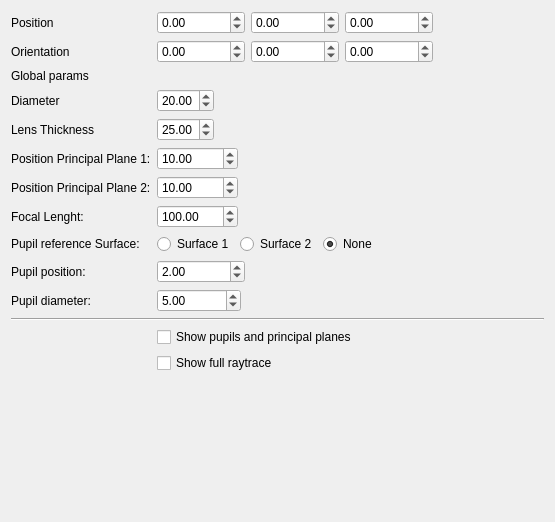
Above: freecad/pyoptools/GUI/IdealThickLens.ui from cihologramas/freecad-pyoptools before the change. Below: the same form after it.
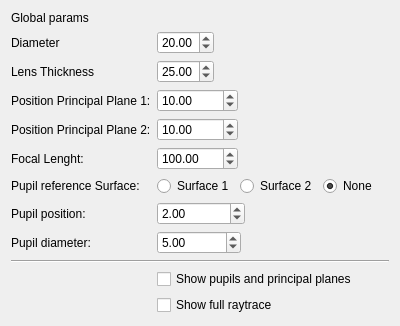
That is the form after the change.

Commit message:
Using the positionWidget
All the optical components are using now the position widget.

What changed in the file:
```diff
--- a/freecad/pyoptools/GUI/IdealThickLens.ui
+++ b/freecad/pyoptools/GUI/IdealThickLens.ui
@@ -1,13 +1,13 @@
 <?xml version="1.0" encoding="UTF-8"?>
 <ui version="4.0">
- <class>Dialog</class>
- <widget class="QDialog" name="Dialog">
+ <class>Form</class>
+ <widget class="QWidget" name="Form">
   <property name="geometry">
    <rect>
     <x>0</x>
     <y>0</y>
-    <width>555</width>
-    <height>522</height>
+    <width>400</width>
+    <height>300</height>
    </rect>
   </property>
   <property name="windowTitle">
@@ -23,133 +23,48 @@
       <enum>QFormLayout::ExpandingFieldsGrow</enum>
      </property>
      <item row="0" column="0">
-      <widget class="QLabel" name="label_10">
-       <property name="text">
-        <string>Position</string>
-       </property>
-      </widget>
-     </item>
-     <item row="0" column="1">
-      <layout class="QHBoxLayout" name="horizontalLayout_3">
-       <item>
-        <widget class="QDoubleSpinBox" name="Xpos">
-         <property name="minimum">
-          <double>-1000000.000000000000000</double>
-         </property>
-         <property name="maximum">
-          <double>1000000.000000000000000</double>
-         </property>
-        </widget>
-       </item>
-       <item>
-        <widget class="QDoubleSpinBox" name="Ypos">
-         <property name="minimum">
-          <double>-1000000.000000000000000</double>
-         </property>
-         <property name="maximum">
-          <double>1000000.000000000000000</double>
-         </property>
-        </widget>
-       </item>
-       <item>
-        <widget class="QDoubleSpinBox" name="Zpos">
-         <property name="minimum">
-          <double>-1000000.000000000000000</double>
-         </property>
-         <property name="maximum">
-          <double>1000000.000000000000000</double>
-         </property>
-        </widget>
-       </item>
-      </layout>
-     </item>
-     <item row="1" column="0">
-      <widget class="QLabel" name="label_7">
-       <property name="text">
-        <string>Orientation</string>
-       </property>
-      </widget>
-     </item>
-     <item row="1" column="1">
-      <layout class="QHBoxLayout" name="horizontalLayout">
-       <item>
-        <widget class="QDoubleSpinBox" name="Xrot">
-         <property name="minimum">
-          <double>-1000000.000000000000000</double>
-         </property>
-         <property name="maximum">
-          <double>1000000.000000000000000</double>
-         </property>
-        </widget>
-       </item>
-       <item>
-        <widget class="QDoubleSpinBox" name="Yrot">
-         <property name="minimum">
-          <double>-1000000.000000000000000</double>
-         </property>
-         <property name="maximum">
-          <double>1000000.000000000000000</double>
-         </property>
-         <property name="value">
-          <double>0.000000000000000</double>
-         </property>
-        </widget>
-       </item>
-       <item>
-        <widget class="QDoubleSpinBox" name="Zrot">
-         <property name="minimum">
-          <double>-1000000.000000000000000</double>
-         </property>
-         <property name="maximum">
-          <double>1000000.000000000000000</double>
-         </property>
-        </widget>
-       </item>
-      </layout>
-     </item>
-     <item row="2" column="0">
       <widget class="QLabel" name="label_11">
        <property name="text">
         <string>Global params</string>
        </property>
       </widget>
      </item>
-     <item row="3" column="0">
+     <item row="1" column="0">
       <widget class="QLabel" name="label_2">
        <property name="text">
         <string>Diameter</string>
        </property>
       </widget>
      </item>
-     <item row="3" column="1">
+     <item row="1" column="1">
       <widget class="QDoubleSpinBox" name="D">
        <property name="value">
         <double>20.000000000000000</double>
        </property>
       </widget>
      </item>
-     <item row="4" column="0">
+     <item row="2" column="0">
       <widget class="QLabel" name="label_18">
        <property name="text">
         <string>Lens Thickness</string>
        </property>
       </widget>
      </item>
-     <item row="4" column="1">
+     <item row="2" column="1">
       <widget class="QDoubleSpinBox" name="Thk">
        <property name="value">
         <double>25.000000000000000</double>
        </property>
       </widget>
      </item>
-     <item row="5" column="0">
+     <item row="3" column="0">
       <widget class="QLabel" name="label">
        <property name="text">
         <string>Position Principal Plane 1:</string>
        </property>
       </widget>
      </item>
-     <item row="5" column="1">
+     <item row="3" column="1">
       <widget class="QDoubleSpinBox" name="PP1">
        <property name="decimals">
         <number>2</number>
@@ -165,14 +80,14 @@
        </property>
       </widget>
      </item>
-     <item row="6" column="0">
+     <item row="4" column="0">
       <widget class="QLabel" name="label_14">
        <property name="text">
         <string>Position Principal Plane 2:</string>
        </property>
       </widget>
      </item>
-     <item row="6" column="1">
+     <item row="4" column="1">
       <widget class="QDoubleSpinBox" name="PP2">
        <property name="decimals">
         <number>2</number>
@@ -188,14 +103,14 @@
        </property>
       </widget>
      </item>
-     <item row="7" column="0">
+     <item row="5" column="0">
       <widget class="QLabel" name="label_17">
        <property name="text">
         <string>Focal Lenght:</string>
        </property>
       </widget>
      </item>
-     <item row="7" column="1">
+     <item row="5" column="1">
       <widget class="QDoubleSpinBox" name="f">
        <property name="minimum">
         <double>-10000.000000000000000</double>
@@ -208,14 +123,49 @@
        </property>
       </widget>
      </item>
-     <item row="9" column="0">
+     <item row="6" column="0">
+      <widget class="QLabel" name="label_5">
+       <property name="text">
+        <string>Pupil reference Surface:</string>
+       </property>
+      </widget>
+     </item>
+     <item row="6" column="1">
+      <layout class="QHBoxLayout" name="horizontalLayout_2">
+       <item>
+        <widget class="QRadioButton" name="RefSurf1">
+         <property name="text">
+          <string>Surface 1</string>
+         </property>
+        </widget>
+       </item>
+       <item>
+        <widget class="QRadioButton" name="RefSurf2">
+         <property name="text">
+          <string>Surface 2</string>
+         </property>
+        </widget>
+       </item>
+       <item>
+        <widget class="QRadioButton" name="RefSurfNone">
+         <property name="text">
+          <string>None</string>
+         </property>
+         <property name="checked">
+          <bool>true</bool>
+         </property>
+        </widget>
+       </item>
+      </layout>
+     </item>
+     <item row="7" column="0">
       <widget class="QLabel" name="label_3">
        <property name="text">
         <string>Pupil position:</string>
        </property>
       </widget>
      </item>
-     <item row="9" column="1">
+     <item row="7" column="1">
       <widget class="QDoubleSpinBox" name="PupPos">
        <property name="minimum">
         <double>-1000000.000000000000000</double>
@@ -228,14 +178,14 @@
        </property>
       </widget>
      </item>
-     <item row="10" column="0">
+     <item row="8" column="0">
       <widget class="QLabel" name="label_4">
        <property name="text">
         <string>Pupil diameter:</string>
        </property>
       </widget>
      </item>
-     <item row="10" column="1">
+     <item row="8" column="1">
       <widget class="QDoubleSpinBox" name="PupD">
        <property name="minimum">
         <double>0.000000000000000</double>
@@ -248,71 +198,27 @@
        </property>
       </widget>
      </item>
-     <item row="11" column="0" colspan="2">
+     <item row="9" column="0" colspan="2">
       <widget class="Line" name="line">
        <property name="orientation">
         <enum>Qt::Horizontal</enum>
        </property>
       </widget>
      </item>
-     <item row="12" column="1">
+     <item row="10" column="1">
       <widget class="QCheckBox" name="ShowPP">
        <property name="text">
         <string>Show pupils and principal planes</string>
        </property>
       </widget>
      </item>
-     <item row="13" column="1">
+     <item row="11" column="1">
       <widget class="QCheckBox" name="ShowFRT">
        <property name="text">
         <string>Show full raytrace</string>
        </property>
       </widget>
      </item>
-     <item row="8" column="0">
-      <widget class="QLabel" name="label_5">
-       <property name="text">
-        <string>Pupil reference Surface:</string>
-       </property>
-      </widget>
-     </item>
-     <item row="8" column="1">
-      <layout class="QHBoxLayout" name="horizontalLayout_2">
-       <item>
-        <widget class="QRadioButton" name="RefSurf1">
-         <property name="text">
-          <string>Surface 1</string>
-         </property>
-         <attribute name="buttonGroup">
-          <string notr="true">buttonGroup</string>
-         </attribute>
-        </widget>
-       </item>
-       <item>
-        <widget class="QRadioButton" name="RefSurf2">
-         <property name="text">
-          <string>Surface 2</string>
-         </property>
-         <attribute name="buttonGroup">
-          <string notr="true">buttonGroup</string>
-         </attribute>
-        </widget>
-       </item>
-       <item>
-        <widget class="QRadioButton" name="RefSurfNone">
-         <property name="text">
-          <string>None</string>
-         </property>
-         <property name="checked">
-          <bool>true</bool>
-         </property>
-         <attribute name="buttonGroup">
-          <string notr="true">buttonGroup</string>
-         </attribute>
-        </widget>
-       </item>
-      </layout>
-     </item>
     </layout>
    </item>
   </layout>
```
Left out of the diff: 5 changed lines with no effect on the pictures. The commit also changes 21 other files.
